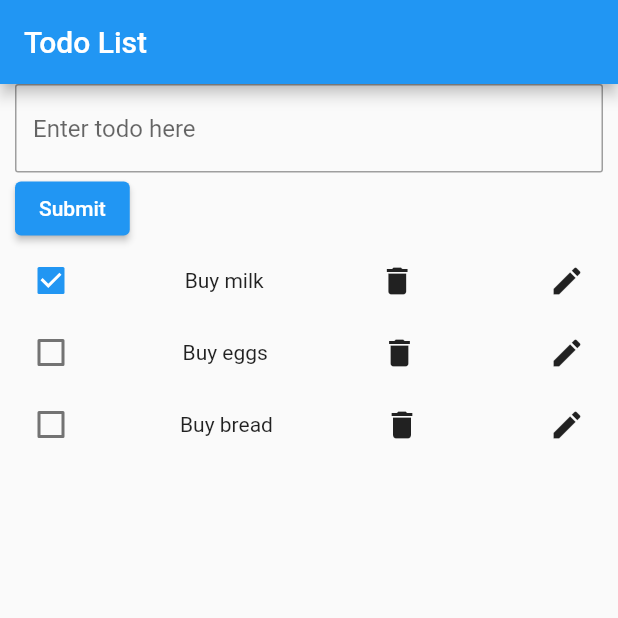
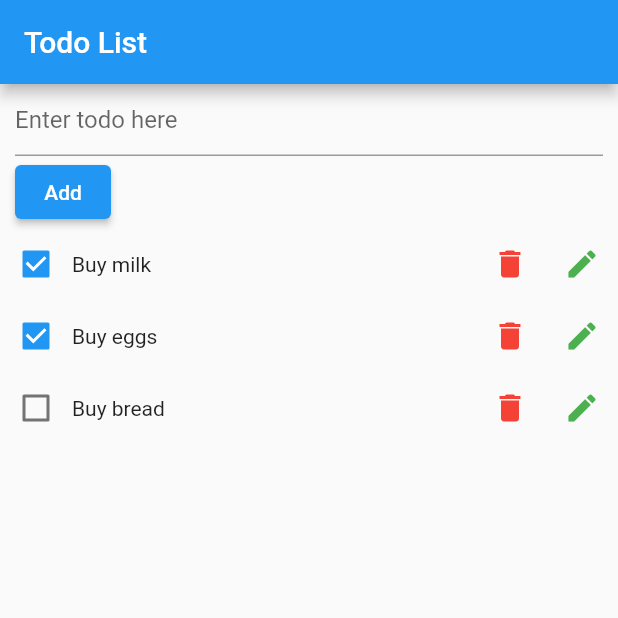
Before and after one commit to namptde130115/Fl_todolist, a Flutter app: the screen it shows after launch, on a phone screen of 412 x 824 dp, the top half of it. Run offline on Flutter 3.47's test engine with Material 2 defaults, Android fonts, the phone set to English and light mode, and no system bars.

Commit message:
finish todo

```diff
--- a/lib/main.dart
+++ b/lib/main.dart
@@ -1,4 +1,7 @@
 import 'package:flutter/material.dart';
+import 'package:provider/provider.dart';
+import 'package:todo_list/page/home_page.dart';
+import 'package:todo_list/provider/todos.dart';
 
 void main() {
   runApp(const MyApp());
@@ -9,158 +12,9 @@ class MyApp extends StatelessWidget {
 
   // This widget is the root of your application.
   @override
-  Widget build(BuildContext context) {
-    return const MaterialApp(
-      title: 'Flutter Todo List',
-      home: TodoList(),
-    );
-  }
+  Widget build(BuildContext context) => ChangeNotifierProvider(
+      create: (context) => TodosProvider(),
+      child: const MaterialApp(
+        home: HomePage(),
+      ));
 }
-
-class TodoItem {
-  String text;
-  bool isDone;
-  TodoItem(this.text, this.isDone);
-}
-
-class TodoList extends StatefulWidget {
-  const TodoList({Key? key}) : super(key: key);
-
-  @override
-  State<TodoList> createState() => _TodoListState();
-}
-
-class _TodoListState extends State<TodoList> {
-  final _todoItems = <TodoItem>[
-    TodoItem('Buy milk', true),
-    TodoItem('Buy eggs', false),
-    TodoItem('Buy bread', false)
-  ];
-
-  String inputValue = '';
-  final GlobalKey<FormState> _formKey = GlobalKey<FormState>();
-  @override
-  Widget build(BuildContext context) {
-    return Scaffold(
-        appBar: AppBar(
-          title: const Text('Todo List'),
-        ),
-        body: Form(
-            key: _formKey,
-            child: Padding(
-              padding: const EdgeInsets.symmetric(horizontal: 10),
-              child: Column(
-                crossAxisAlignment: CrossAxisAlignment.start,
-                children: [
-                  TextFormField(
-                    decoration: InputDecoration(
-                      hintText: 'Enter todo here',
-                      focusedBorder: OutlineInputBorder(
-                        borderRadius: BorderRadius.circular(2),
-                        borderSide: const BorderSide(
-                          color: Colors.grey,
-                        ),
-                      ),
-                      enabledBorder: OutlineInputBorder(
-                        borderRadius: BorderRadius.circular(2),
-                        borderSide: const BorderSide(
-                          color: Colors.grey,
-                          width: 1,
-                        ),
-                      ),
-                    ),
-                    validator: (String? value) {
-                      if (value == null || value.isEmpty) {
-                        return 'Please enter some text';
-                      }
-                      if (_todoItems.contains(value)) {
-                        return 'Todo already exists';
-                      }
-                      return null;
-                    },
-                    controller: TextEditingController(),
-                    onChanged: (String value) {
-                      inputValue = value;
-                    },
-                  ),
-                  ElevatedButton(
-                    onPressed: () {
-                      // Validate will return true if the form is valid, or false if
-                      // the form is invalid.
-                      if (_formKey.currentState!.validate()) {
-                        // Process data.
-                        setState(() {
-                          _todoItems.add(TodoItem(inputValue, false));
-                          TextEditingController().clear();
-                        });
-                      }
-                    },
-                    child: const Text('Submit'),
-                  ),
-                  Expanded(
-                    child: ListView.builder(
-                      itemCount: _todoItems.length,
-                      itemBuilder: (context, index) {
-                        return Row(
-                            crossAxisAlignment: CrossAxisAlignment.center,
-                            mainAxisAlignment: MainAxisAlignment.spaceBetween,
-                            children: [
-                              Checkbox(
-                                value: _todoItems[index].isDone,
-                                onChanged: (value) {
-                                  setState(() {
-                                    _todoItems[index].isDone = value!;
-                                  });
-                                },
-                              ),
-                              Text(_todoItems[index].text),
-                              IconButton(
-                                icon: const Icon(Icons.delete),
-                                onPressed: () {
-                                  setState(() {
-                                    _todoItems.removeAt(index);
-                                  });
-                                },
-                              ),
-                              IconButton(
-                                icon: const Icon(Icons.edit),
-                                onPressed: () async {
-                                  final todoText =
-                                      await openDialog(_todoItems[index].text);
-                                  if (todoText == null || todoText.isEmpty)
-                                    return;
-                                  setState(() {
-                                    _todoItems[index].text = todoText;
-                                  });
-                                },
-                              ),
-                            ]);
-                      },
-                    ),
-                  ),
-                ],
-              ),
-            )));
-  }
-
-  String _editValue = '';
-  Future openDialog(String text) => showDialog<String>(
-      context: context,
-      builder: (context) => AlertDialog(
-              title: const Text('Your todo'),
-              content: TextField(
-                autofocus: true,
-                controller: TextEditingController(text: text),
-                onChanged: (value) {
-                  _editValue = value;
-                },
-              ),
-              actions: [
-                TextButton(
-                  child: const Text('Submit'),
-                  onPressed: () {
-                    Navigator.of(context).pop(_editValue);
-                  },
-                ),
-              ]));
-}
--- /dev/null
+++ b/lib/model/todo.dart
@@ -0,0 +1,8 @@
+import 'package:flutter/material.dart';
+
+class Todo {
+  String text;
+  bool isDone;
+
+  Todo(this.text, this.isDone);
+}
--- /dev/null
+++ b/lib/page/home_page.dart
@@ -0,0 +1,36 @@
+import 'package:flutter/material.dart';
+import 'package:todo_list/provider/todos.dart';
+import 'package:todo_list/widget/add_todo.dart';
+import 'package:todo_list/widget/todo_item.dart';
+import 'package:provider/provider.dart';
+
+class HomePage extends StatefulWidget {
+  const HomePage({Key? key}) : super(key: key);
+  @override
+  State<HomePage> createState() => _HomePageState();
+}
+
+class _HomePageState extends State<HomePage> {
+  @override
+  Widget build(BuildContext context) {
+    final provider = Provider.of<TodosProvider>(context);
+    return Scaffold(
+        appBar: AppBar(
+          title: const Text('Todo List'),
+        ),
+        body: Column(
+          children: <Widget>[
+            const AddTodo(),
+            Expanded(
+              child: ListView.builder(
+                  itemCount: provider.todoList.length,
+                  itemBuilder: (context, index) {
+                    return TodoItem(
+                      todo: provider.todoList[index],
+                    );
+                  }),
+            )
+          ],
+        ));
+  }
+}
--- /dev/null
+++ b/lib/provider/todos.dart
@@ -0,0 +1,33 @@
+import 'package:flutter/widgets.dart';
+import 'package:todo_list/model/todo.dart';
+
+class TodosProvider extends ChangeNotifier {
+  final List<Todo> _todos = [
+    Todo('Buy milk', true),
+    Todo('Buy eggs', true),
+    Todo('Buy bread', false)
+  ];
+
+  int get todoCount => _todos.length;
+  List<Todo> get todoList => _todos.map((todo) => todo).toList();
+  List<String> get todoListText => _todos.map((todo) => todo.text).toList();
+  void addTodo(Todo todo) {
+    _todos.add(todo);
+    notifyListeners();
+  }
+
+  void removeTodo(Todo todo) {
+    _todos.remove(todo);
+    notifyListeners();
+  }
+
+  void toggleTodoStatus(Todo todo) {
+    todo.isDone = !todo.isDone;
+    notifyListeners();
+  }
+
+  void editTodo(Todo todo, String text) {
+    todo.text = text;
+    notifyListeners();
+  }
+}
--- /dev/null
+++ b/lib/widget/add_todo.dart
@@ -0,0 +1,58 @@
+import 'package:flutter/material.dart';
+import 'package:todo_list/model/todo.dart';
+import 'package:todo_list/provider/todos.dart';
+import 'package:provider/provider.dart';
+
+class AddTodo extends StatefulWidget {
+  const AddTodo({
+    Key? key,
+  }) : super(key: key);
+
+  @override
+  State<AddTodo> createState() => _AddTodo();
+}
+
+class _AddTodo extends State<AddTodo> {
+  String inputValue = '';
+  final GlobalKey<FormState> _formKey = GlobalKey<FormState>();
+  @override
+  Widget build(BuildContext context) {
+    final provider = Provider.of<TodosProvider>(context, listen: false);
+    return Form(
+        key: _formKey,
+        child: Padding(
+          padding: const EdgeInsets.symmetric(horizontal: 10),
+          child: Column(
+            crossAxisAlignment: CrossAxisAlignment.start,
+            children: [
+              TextFormField(
+                decoration: const InputDecoration(
+                  hintText: 'Enter todo here',
+                ),
+                validator: (String? value) {
+                  if (value == null || value.isEmpty) {
+                    return 'Please enter some text';
+                  }
+                  if (provider.todoListText.contains(value)) {
+                    return 'Todo already exists';
+                  }
+                  return null;
+                },
+                onChanged: (String value) {
+                  inputValue = value;
+                },
+              ),
+              ElevatedButton(
+                child: const Text('Add'),
+                onPressed: () {
+                  if (_formKey.currentState!.validate()) {
+                    provider.addTodo(Todo(inputValue, false));
+                    _formKey.currentState!.reset();
+                  }
+                },
+              ),
+            ],
+          ),
+        ));
+  }
+}
--- /dev/null
+++ b/lib/widget/todo_item.dart
@@ -0,0 +1,77 @@
+import 'package:flutter/material.dart';
+import 'package:todo_list/model/todo.dart';
+import 'package:provider/provider.dart';
+import 'package:todo_list/provider/todos.dart';
+
+class TodoItem extends StatefulWidget {
+  final Todo todo;
+
+  const TodoItem({
+    Key? key,
+    required this.todo,
+  }) : super(key: key);
+
+  @override
+  State<TodoItem> createState() => _TodoItemState();
+}
+
+class _TodoItemState extends State<TodoItem> {
+  @override
+  Widget build(BuildContext context) {
+    final provider = Provider.of<TodosProvider>(context);
+    return Row(
+        crossAxisAlignment: CrossAxisAlignment.center,
+        mainAxisAlignment: MainAxisAlignment.spaceBetween,
+        children: [
+          Row(children: [
+            Checkbox(
+              value: widget.todo.isDone,
+              onChanged: (value) {
+                provider.toggleTodoStatus(widget.todo);
+              },
+            ),
+            Text(widget.todo.text),
+          ]),
+          Row(children: [
+            IconButton(
+              icon: const Icon(Icons.delete),
+              color: Colors.red,
+              onPressed: () {
+                provider.removeTodo(widget.todo);
+              },
+            ),
+            IconButton(
+              icon: const Icon(Icons.edit),
+              color: Colors.green,
+              onPressed: () async {
+                final todoText = await openDialog(widget.todo.text);
+                if (todoText == null || todoText.isEmpty) return;
+                provider.editTodo(widget.todo, todoText);
+              },
+            ),
+          ])
+        ]);
+  }
+
+  String _editValue = '';
+
+  Future openDialog(String text) => showDialog<String>(
+      context: context,
+      builder: (context) => AlertDialog(
+              title: const Text('Your todo'),
+              content: TextField(
+                autofocus: true,
+                controller: TextEditingController(text: text),
+                onChanged: (value) {
+                  _editValue = value;
+                },
+              ),
+              actions: [
+                TextButton(
+                  child: const Text('Submit'),
+                  onPressed: () {
+                    Navigator.of(context).pop(_editValue);
+                  },
+                ),
+              ]));
+}
--- a/pubspec.yaml
+++ b/pubspec.yaml
@@ -11,7 +11,7 @@ environment:
 dependencies:
   flutter:
     sdk: flutter
-
+  provider: ^5.0.0
   cupertino_icons: ^1.0.2
 
 dev_dependencies:
@@ -22,6 +22,3 @@ dev_dependencies:
 
 flutter:
   uses-material-design: true
-
-  assets:
-    - assets/images/
```
Also changed, not shown: pubspec.lock.
